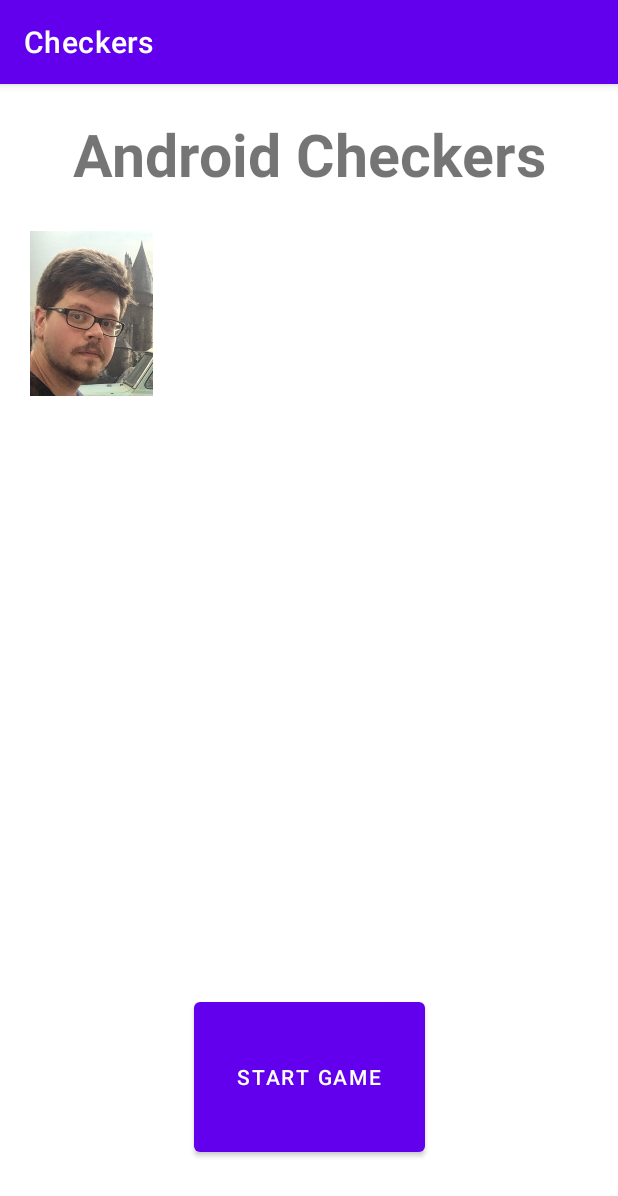
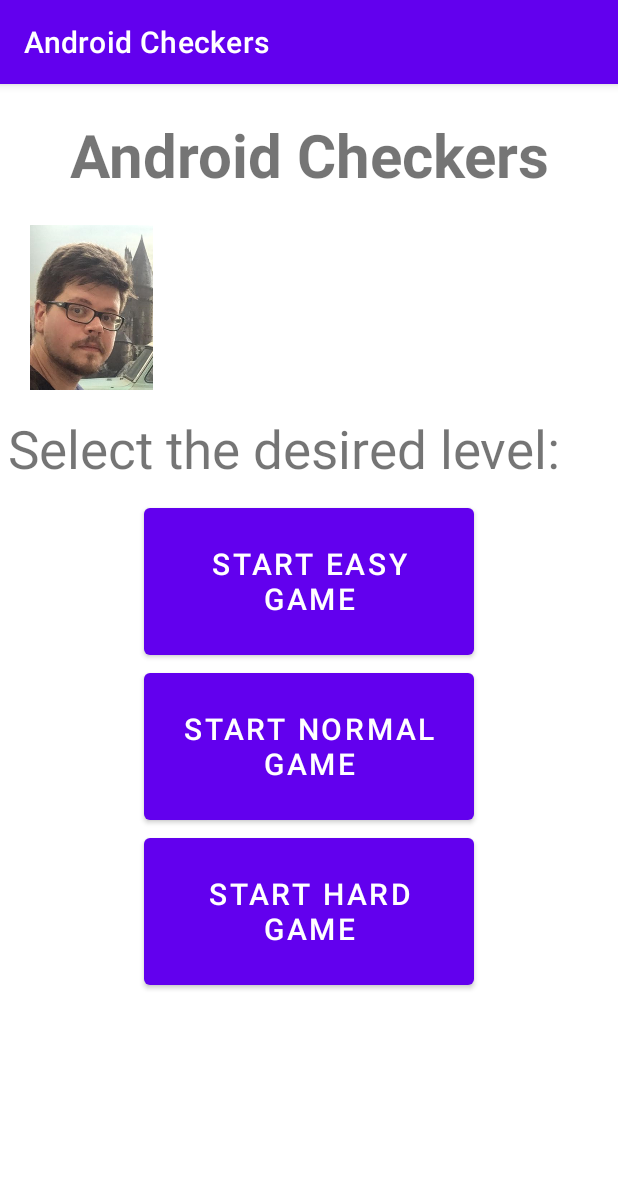
Before and after one commit to CristianVegaMuniz/PSIAndroidCheckers, an Android app: the screen it shows after launch (MainActivity), on a phone screen of 412 x 824 dp. Shown: the top 1196 px of the screen. Run offline under Robolectric (Android 15) with nearby library versions, the phone set to English and light mode, and no system bars.

Commit message:
Added level selection (3 levels). Easy, Normal and Hard

```diff
--- a/app/src/main/java/com/example/checkers/GameActivity.java
+++ b/app/src/main/java/com/example/checkers/GameActivity.java
@@ -45,6 +45,8 @@ public class GameActivity extends AppCompatActivity {
     private CheckersMap checkersMap = new CheckersMap();
     private Player player = new Player();
 
+    int level = 0; // Easy = 0; Normal = 1; Hard = 2
+
     @Override
     protected void onCreate(Bundle savedInstanceState) {
         super.onCreate(savedInstanceState);
@@ -57,6 +59,10 @@ public class GameActivity extends AppCompatActivity {
         System.out.println("         Starting match!");
         System.out.println("*********************************\n");
         checkersMap.showMap();
+
+        // If the LEVEL param not exists level will be a 0
+        level = getIntent().getIntExtra("LEVEL", 0);
+        System.out.println("The level selected is: " + level);
     }
 
     private void moveIA() {
--- a/app/src/main/java/com/example/checkers/MainActivity.java
+++ b/app/src/main/java/com/example/checkers/MainActivity.java
@@ -7,6 +7,9 @@ import android.view.View;
 import android.os.Bundle;
 
 public class MainActivity extends AppCompatActivity {
+    int easy = 0;
+    int normal = 1;
+    int hard = 2;
 
     @Override
     protected void onCreate(Bundle savedInstanceState) {
@@ -14,10 +17,22 @@ public class MainActivity extends AppCompatActivity {
         setContentView(R.layout.activity_main);
     }
 
-    public void Play(View view){
-        Intent jugar = new Intent(this, GameActivity.class);
-        startActivity(jugar);
+    public void PlayEasy(View view){
+        Intent playActivity = new Intent(this, GameActivity.class);
+        playActivity.putExtra("LEVEL", easy);
+        startActivity(playActivity);
     }
 
+    public void PlayNormal(View view){
+        Intent playActivity = new Intent(this, GameActivity.class);
+        playActivity.putExtra("LEVEL", normal);
+        startActivity(playActivity);
+    }
+
+    public void PlayHard(View view){
+        Intent playActivity = new Intent(this, GameActivity.class);
+        playActivity.putExtra("LEVEL", hard);
+        startActivity(playActivity);
+    }
 
 }
--- a/app/src/main/res/layout/activity_main.xml
+++ b/app/src/main/res/layout/activity_main.xml
@@ -6,46 +6,95 @@
     android:layout_height="match_parent"
     tools:context=".MainActivity">
 
+    <RelativeLayout
+        android:layout_width="match_parent"
+        android:layout_height="match_parent">
+
         <TextView
             android:layout_width="match_parent"
             android:layout_height="wrap_content"
             android:id="@+id/tvTitle"
-        android:text="Android Checkers"
-        android:textSize="39sp"
+            android:text="@string/app_name"
+            android:textSize="40sp"
             android:textStyle="bold"
             android:gravity="center"
+            android:layout_marginTop="20dp"/>
+
+        <RelativeLayout
+            android:id="@+id/teamPics"
+            android:layout_width="match_parent"
+            android:layout_height="wrap_content"
+            android:layout_below="@id/tvTitle">
+
+            <ImageView
+                android:id="@+id/imgTeam1"
+                android:layout_width="122dp"
+                android:layout_height="110dp"
                 android:layout_marginTop="20dp"
-        app:layout_constraintTop_toTopOf="parent"/>
+                app:srcCompat="@drawable/sin_t_tulo"/>
+
+        </RelativeLayout>
+
+        <TextView
+            android:id="@+id/tvLevelInfo"
+            android:layout_marginTop="15dp"
+            android:layout_marginLeft="5dp"
+            android:layout_below="@id/teamPics"
+            android:layout_width="wrap_content"
+            android:layout_height="wrap_content"
+            android:gravity="center"
+            android:text="Select the desired level: "
+            android:textSize="35sp" />
+
+        <RelativeLayout
+            android:id="@+id/btnLevels"
+            android:layout_marginTop="10dp"
+            android:layout_below="@id/tvLevelInfo"
+            android:layout_width="match_parent"
+            android:layout_height="wrap_content">
 
             <Button
-        android:id="@+id/button2"
-        android:layout_width="154dp"
-        android:layout_height="112dp"
-        android:onClick="Play"
-        android:text="Start Game"
-        android:layout_marginBottom="50dp"
-        app:layout_constraintBottom_toBottomOf="parent"
-        app:layout_constraintEnd_toEndOf="parent"
-        app:layout_constraintStart_toStartOf="parent" />
+                android:id="@+id/easyBtn"
+                android:gravity="center"
+                android:layout_centerHorizontal="true"
+                android:layout_width="220dp"
+                android:textSize="20dp"
+                android:layout_height="110dp"
+                android:onClick="PlayEasy"
+                android:text="Start Easy Game"/>
 
-    <ImageView
-        android:id="@+id/imageView2"
-        android:layout_width="122dp"
+            <Button
+                android:id="@+id/normalBtn"
+                android:layout_below="@id/easyBtn"
+                android:gravity="center"
+                android:layout_centerHorizontal="true"
+                android:layout_width="220dp"
+                android:textSize="20dp"
                 android:layout_height="110dp"
-        android:layout_marginTop="25dp"
-        app:layout_constraintTop_toBottomOf="@id/tvTitle"
-        app:srcCompat="@drawable/sin_t_tulo"
-        tools:layout_editor_absoluteY="495dp"
-        tools:ignore="MissingConstraints" />
+                android:onClick="PlayNormal"
+                android:text="Start Normal Game"/>
 
-    <ImageView
-        android:id="@+id/imageView"
-        android:layout_width="122dp"
+            <Button
+                android:id="@+id/hardBtn"
+                android:layout_below="@id/normalBtn"
+                android:gravity="center"
+                android:layout_centerHorizontal="true"
+                android:layout_width="220dp"
+                android:textSize="20dp"
                 android:layout_height="110dp"
-        android:layout_marginTop="25dp"
+                android:onClick="PlayHard"
+                android:text="Start Hard Game"/>
 
-        tools:srcCompat="@tools:sample/avatars"
-        app:layout_constraintTop_toBottomOf="@id/tvTitle"
-        app:layout_constraintLeft_toRightOf="@id/imageView2"/>
+        </RelativeLayout>
+
+    </RelativeLayout>
+
+
+
+
+
+
+
+
 
 </androidx.constraintlayout.widget.ConstraintLayout>
--- a/app/src/main/res/values/strings.xml
+++ b/app/src/main/res/values/strings.xml
@@ -1,5 +1,5 @@
 <resources>
-    <string name="app_name">Checkers</string>
+    <string name="app_name">Android Checkers</string>
     <string name="BotonSiguiente">Intent</string>
     <string name="tv1">GameActivity</string>
     <string name="player_score">Player Score: 0</string>
```
Also changed, not shown: gradle/wrapper/gradle-wrapper.properties. Lines whose indentation alone changed are shown as unchanged.
